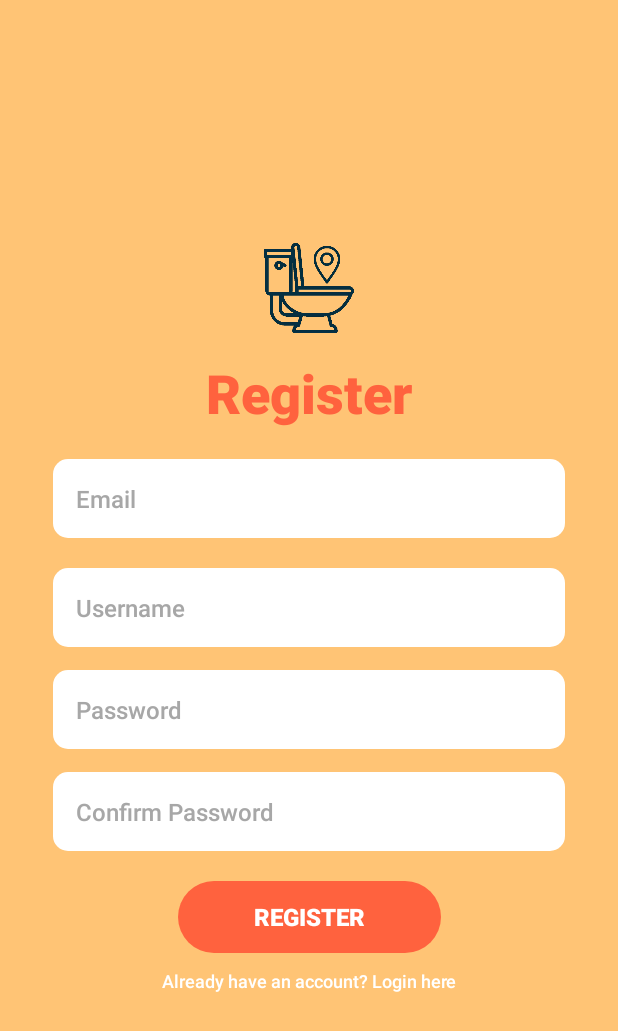
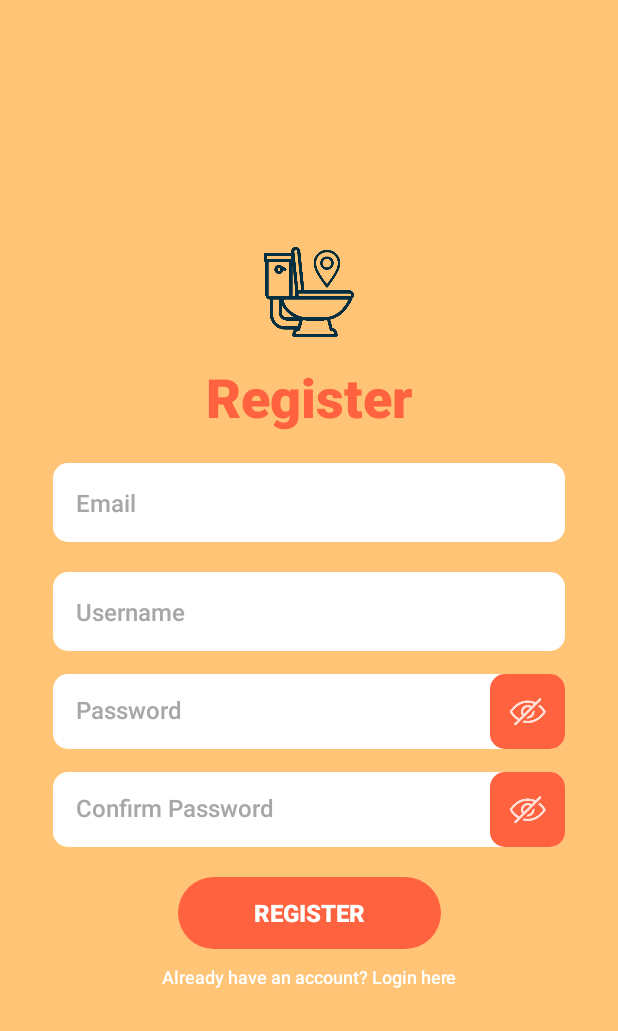
Before and after one commit to Jaysenso/SC2006-LooLah, an Android app: the RegisterActivity screen opened directly, with no data from a screen before it, on a phone screen of 412 x 824 dp. Shown: the top 1031 px of the screen. Run offline under Robolectric (Android 15) with nearby library versions, the phone set to English and light mode, and no system bars.

Commit message:
Add toggle password visibility to register page

```diff
--- a/LooLah/app/src/main/java/com/example/loolah/RegisterActivity.java
+++ b/LooLah/app/src/main/java/com/example/loolah/RegisterActivity.java
@@ -1,13 +1,51 @@
 package com.example.loolah;
 
 import android.os.Bundle;
+import android.text.method.HideReturnsTransformationMethod;
+import android.text.method.PasswordTransformationMethod;
+import android.widget.EditText;
+import android.widget.ImageButton;
 
 import androidx.appcompat.app.AppCompatActivity;
 
 public class RegisterActivity extends AppCompatActivity {
+    public boolean password_visible = false;
+    public boolean confirm_password_visible = false;
+
     @Override
     protected void onCreate(Bundle savedInstanceState) {
         super.onCreate(savedInstanceState);
         setContentView(R.layout.activity_register);
+
+        ImageButton btn_toggle_password = findViewById(R.id.btn_register_toggle_password);
+        EditText et_password = findViewById(R.id.et_register_password);
+        ImageButton btn_toggle_confirm_password = findViewById(R.id.btn_register_toggle_confirm_password);
+        EditText et_confirm_password = findViewById(R.id.et_register_confirm_password);
+
+        btn_toggle_password.setOnClickListener(v -> {
+            if (!password_visible) {
+                btn_toggle_password.setImageResource(R.drawable.ic_password_show);
+                et_password.setTransformationMethod(HideReturnsTransformationMethod.getInstance());
+            } else {
+                btn_toggle_password.setImageResource(R.drawable.ic_password_hide);
+                et_password.setTransformationMethod(PasswordTransformationMethod.getInstance());
+            }
+
+            password_visible = !password_visible;
+            et_password.setSelection(et_password.getText().length());
+        });
+
+        btn_toggle_confirm_password.setOnClickListener(v -> {
+            if (!confirm_password_visible) {
+                btn_toggle_confirm_password.setImageResource(R.drawable.ic_password_show);
+                et_confirm_password.setTransformationMethod(HideReturnsTransformationMethod.getInstance());
+            } else {
+                btn_toggle_confirm_password.setImageResource(R.drawable.ic_password_hide);
+                et_confirm_password.setTransformationMethod(PasswordTransformationMethod.getInstance());
+            }
+
+            confirm_password_visible = !confirm_password_visible;
+            et_confirm_password.setSelection(et_confirm_password.getText().length());
+        });
     }
 }
--- a/LooLah/app/src/main/res/layout/activity_register.xml
+++ b/LooLah/app/src/main/res/layout/activity_register.xml
@@ -79,23 +79,37 @@
         android:textColor="@color/black"
         android:textColorHint="@color/hint"
         android:textSize="16sp"
-        app:layout_constraintBottom_toTopOf="@id/et_register_password"
+        app:layout_constraintBottom_toTopOf="@id/lnl_register_password"
         app:layout_constraintEnd_toEndOf="parent"
         app:layout_constraintHorizontal_bias="0"
         app:layout_constraintStart_toStartOf="parent"
         app:layout_constraintTop_toBottomOf="@+id/et_register_email"
         app:layout_constraintVertical_chainStyle="packed" />
 
+    <LinearLayout
+        android:id="@+id/lnl_register_password"
+        android:layout_width="0dp"
+        android:layout_height="50dp"
+        android:layout_marginHorizontal="35dp"
+        android:layout_marginTop="15dp"
+        android:background="@drawable/bg_et_borderless"
+        android:orientation="horizontal"
+        app:layout_constraintBottom_toTopOf="@id/lnl_register_confirm_password"
+        app:layout_constraintEnd_toEndOf="parent"
+        app:layout_constraintHorizontal_bias="0"
+        app:layout_constraintStart_toStartOf="parent"
+        app:layout_constraintTop_toBottomOf="@+id/et_register_username"
+        app:layout_constraintVertical_chainStyle="packed">
+
         <EditText
             android:id="@+id/et_register_password"
             android:layout_width="0dp"
-        android:layout_height="wrap_content"
-        android:layout_marginHorizontal="35dp"
-        android:layout_marginTop="15dp"
-        android:background="@drawable/bg_et_borderless"
+            android:layout_height="match_parent"
+            android:layout_weight="1"
+            android:background="@null"
             android:fontFamily="sans-serif-medium"
             android:hint="@string/register_password_hint"
-        android:imeOptions="actionNext"
+            android:imeOptions="actionGo"
             android:importantForAutofill="no"
             android:inputType="textPassword"
             android:padding="15dp"
@@ -103,21 +117,39 @@
             android:singleLine="true"
             android:textColor="@color/black"
             android:textColorHint="@color/hint"
-        android:textSize="16sp"
-        app:layout_constraintBottom_toTopOf="@id/et_register_confirm_password"
+            android:textSize="16sp" />
+
+        <ImageButton
+            android:id="@+id/btn_register_toggle_password"
+            android:layout_width="50dp"
+            android:layout_height="match_parent"
+            android:background="@drawable/bg_et_borderless"
+            android:backgroundTint="@color/secondary"
+            android:contentDescription="@string/register_toggle_password"
+            android:src="@drawable/ic_password_hide" />
+    </LinearLayout>
+
+    <LinearLayout
+        android:id="@+id/lnl_register_confirm_password"
+        android:layout_width="0dp"
+        android:layout_height="50dp"
+        android:layout_marginHorizontal="35dp"
+        android:layout_marginTop="15dp"
+        android:background="@drawable/bg_et_borderless"
+        android:orientation="horizontal"
+        app:layout_constraintBottom_toTopOf="@id/btn_register_register"
         app:layout_constraintEnd_toEndOf="parent"
         app:layout_constraintHorizontal_bias="0"
         app:layout_constraintStart_toStartOf="parent"
-        app:layout_constraintTop_toBottomOf="@+id/et_register_username"
-        app:layout_constraintVertical_chainStyle="packed" />
+        app:layout_constraintTop_toBottomOf="@+id/lnl_register_password"
+        app:layout_constraintVertical_chainStyle="packed">
 
         <EditText
             android:id="@+id/et_register_confirm_password"
             android:layout_width="0dp"
-        android:layout_height="wrap_content"
-        android:layout_marginHorizontal="35dp"
-        android:layout_marginTop="15dp"
-        android:background="@drawable/bg_et_borderless"
+            android:layout_height="match_parent"
+            android:layout_weight="1"
+            android:background="@null"
             android:fontFamily="sans-serif-medium"
             android:hint="@string/register_confirm_password_hint"
             android:imeOptions="actionGo"
@@ -128,13 +160,17 @@
             android:singleLine="true"
             android:textColor="@color/black"
             android:textColorHint="@color/hint"
-        android:textSize="16sp"
-        app:layout_constraintBottom_toTopOf="@id/btn_register_register"
-        app:layout_constraintEnd_toEndOf="parent"
-        app:layout_constraintHorizontal_bias="0"
-        app:layout_constraintStart_toStartOf="parent"
-        app:layout_constraintTop_toBottomOf="@+id/et_register_password"
-        app:layout_constraintVertical_chainStyle="packed" />
+            android:textSize="16sp" />
+
+        <ImageButton
+            android:id="@+id/btn_register_toggle_confirm_password"
+            android:layout_width="50dp"
+            android:layout_height="match_parent"
+            android:background="@drawable/bg_et_borderless"
+            android:backgroundTint="@color/secondary"
+            android:contentDescription="@string/register_toggle_confirm_password"
+            android:src="@drawable/ic_password_hide" />
+    </LinearLayout>
 
     <Button
         android:id="@+id/btn_register_register"
@@ -150,14 +186,14 @@
         android:textColor="@color/white"
         android:textSize="16sp"
         android:textStyle="bold"
-        app:layout_constraintBottom_toTopOf="@id/tv_login_account_exist"
+        app:layout_constraintBottom_toTopOf="@id/tv_register_account_exist"
         app:layout_constraintEnd_toEndOf="parent"
         app:layout_constraintStart_toStartOf="parent"
-        app:layout_constraintTop_toBottomOf="@+id/et_register_confirm_password"
+        app:layout_constraintTop_toBottomOf="@+id/lnl_register_confirm_password"
         app:layout_constraintVertical_chainStyle="packed" />
 
     <TextView
-        android:id="@+id/tv_login_account_exist"
+        android:id="@+id/tv_register_account_exist"
         android:layout_width="wrap_content"
         android:layout_height="wrap_content"
         android:layout_marginTop="10dp"
```
Lines whose indentation alone changed are shown as unchanged.
